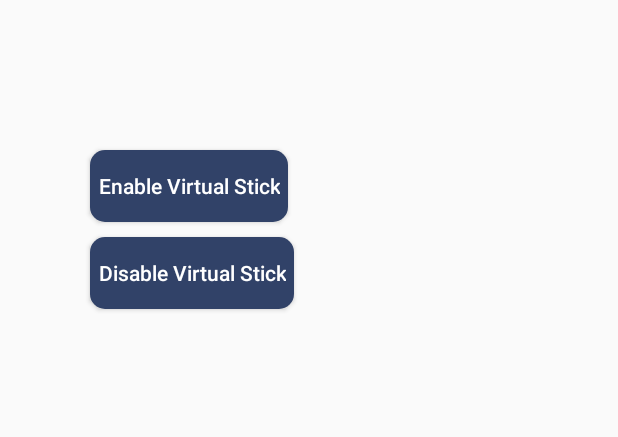
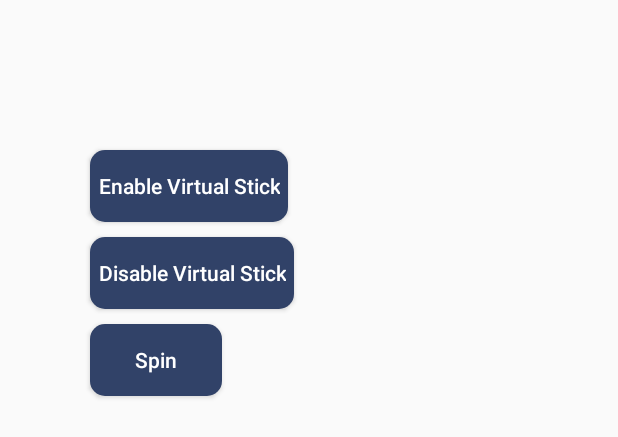
Before and after one commit to jjl1409/CustomSDKMavicMini, an Android app: the layout sticks_virtual.xml on its own in the app's theme, with its tools: preview values and no code run, on a phone screen of 412 x 824 dp. Shown: the top 437 px of the screen. Run offline under Robolectric (Android 15) with nearby library versions, the phone set to English and light mode, and no system bars.

Commit message:
Virtual sticks working!

```diff
--- a/app/src/main/java/com/dji/customsdk/VirtualSticks.java
+++ b/app/src/main/java/com/dji/customsdk/VirtualSticks.java
@@ -61,6 +61,13 @@ public class VirtualSticks extends RelativeLayout
     private float yaw;
     private float throttle;
 
+    private enum Mode {
+        ON,
+        OFF,
+        SPIN
+    }
+    private Mode mode;
+
     public VirtualSticks(Context context) {
         super(context);
         this.context = context;
@@ -101,6 +108,7 @@ public class VirtualSticks extends RelativeLayout
                     sendVirtualStickDataTimer = new Timer();
                     sendVirtualStickDataTimer.schedule(sendVirtualStickDataTask, 100, 200);
                 }
+                mode = mode.ON;
                 break;
 
             case R.id.btn_disable_virtual_stick:
@@ -118,11 +126,32 @@ public class VirtualSticks extends RelativeLayout
                     sendVirtualStickDataTimer = null;
                     sendVirtualStickDataTask = null;
                 }
+                mode = mode.OFF;
                 break;
+
+            case R.id.btn_spin:
+                if (mode != mode.OFF) {
+                    mode = mode.SPIN;
+                }
+                break;
+
             default:
                 break;
         }
     }
+
+    public void updateFlightControlData() {
+        switch(mode) {
+            default:
+                pitch = 0;
+                roll = 0;
+                yaw = 0;
+                throttle = 0;
+                break;
+        }
+    }
+
+
     private class SendVirtualStickDataTask extends TimerTask {
 
         @Override
@@ -131,6 +160,7 @@ public class VirtualSticks extends RelativeLayout
             if (flightController == null) {
                 return;
             }
+            updateFlightControlData();
             flightController.sendVirtualStickFlightControlData(new FlightControlData(pitch, roll, yaw, throttle),
                                 new CommonCallbacks.CompletionCallback() {
                                     @Override
--- a/app/src/main/res/layout/sticks_virtual.xml
+++ b/app/src/main/res/layout/sticks_virtual.xml
@@ -28,5 +28,15 @@
         android:layout_alignStart="@+id/btn_enable_virtual_stick"/>
     <!--        android:layout_alignEnd="@+id/btn_enable_virtual_stick"-->     />
 
+    <Button
+        android:layout_width="wrap_content"
+        android:layout_height="wrap_content"
+        android:text="Spin"
+        android:singleLine="true"
+        style="@style/common_button"
+        android:id="@+id/btn_spin"
+        android:layout_below="@+id/btn_disable_virtual_stick"
+        android:layout_alignStart="@+id/btn_disable_virtual_stick"/>
+
 
 </RelativeLayout>
```
